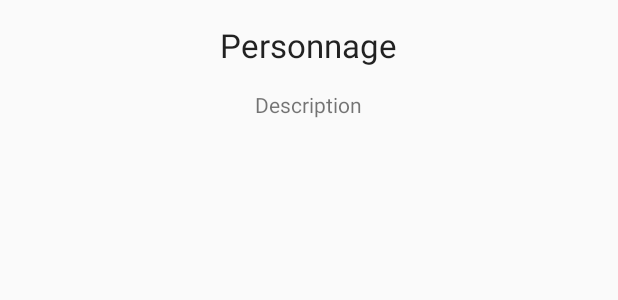
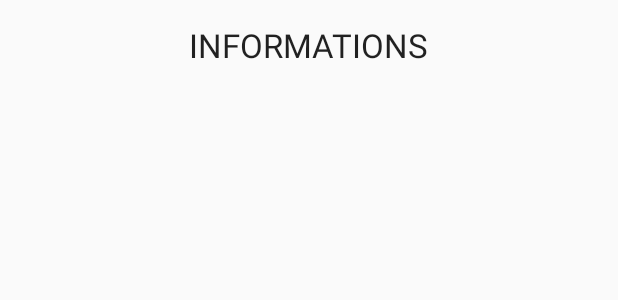
Before and after one commit to thomas25520/MyNews, an Android app: the layout list_cell.xml on its own in the app's theme, with its tools: preview values and no code run, on a phone screen of 412 x 824 dp. Shown: the top 300 px of the screen. Run offline under Robolectric (Android 15) with nearby library versions, the phone set to English and light mode, and no system bars.

Commit message:
[ADD] -- RecyclerView with example -- [BUG] -- Display bugs correct --

```diff
--- a/app/src/main/res/layout/list_cell.xml
+++ b/app/src/main/res/layout/list_cell.xml
@@ -2,8 +2,9 @@
 <LinearLayout xmlns:android="http://schemas.android.com/apk/res/android"
     xmlns:tools="http://schemas.android.com/tools"
     android:layout_width="match_parent"
-    android:layout_height="match_parent"
+    android:layout_height="wrap_content"
     android:layout_margin="15dp"
+    android:layout_gravity="center_horizontal"
     android:orientation="vertical">
 
     <TextView
@@ -13,15 +14,8 @@
         android:layout_gravity="center_horizontal"
         android:layout_marginBottom="15dp"
         android:textAppearance="?android:attr/textAppearanceLarge"
-        tools:text="Personnage"></TextView>
+        tools:text="INFORMATIONS">
 
-    <TextView
-        android:id="@+id/description"
-        android:layout_width="wrap_content"
-        android:layout_height="wrap_content"
-        android:layout_gravity="center_horizontal"
-        android:ellipsize="end"
-        android:lines="1"
-        android:textAppearance="?android:attr/textAppearanceSmall"
-        tools:text="Description"></TextView>
+    </TextView>
+
 </LinearLayout>
```
Also changed, not shown: app/src/main/java/com/MyNews/controller/activities/MainActivity.java (+2 -13 lines), app/src/main/java/com/MyNews/controller/adapter/RecyclerViewAdapter.java (+4 -5 lines), app/src/main/java/com/MyNews/controller/fragment/TabLayoutCategories.java (+12 -1 lines).
